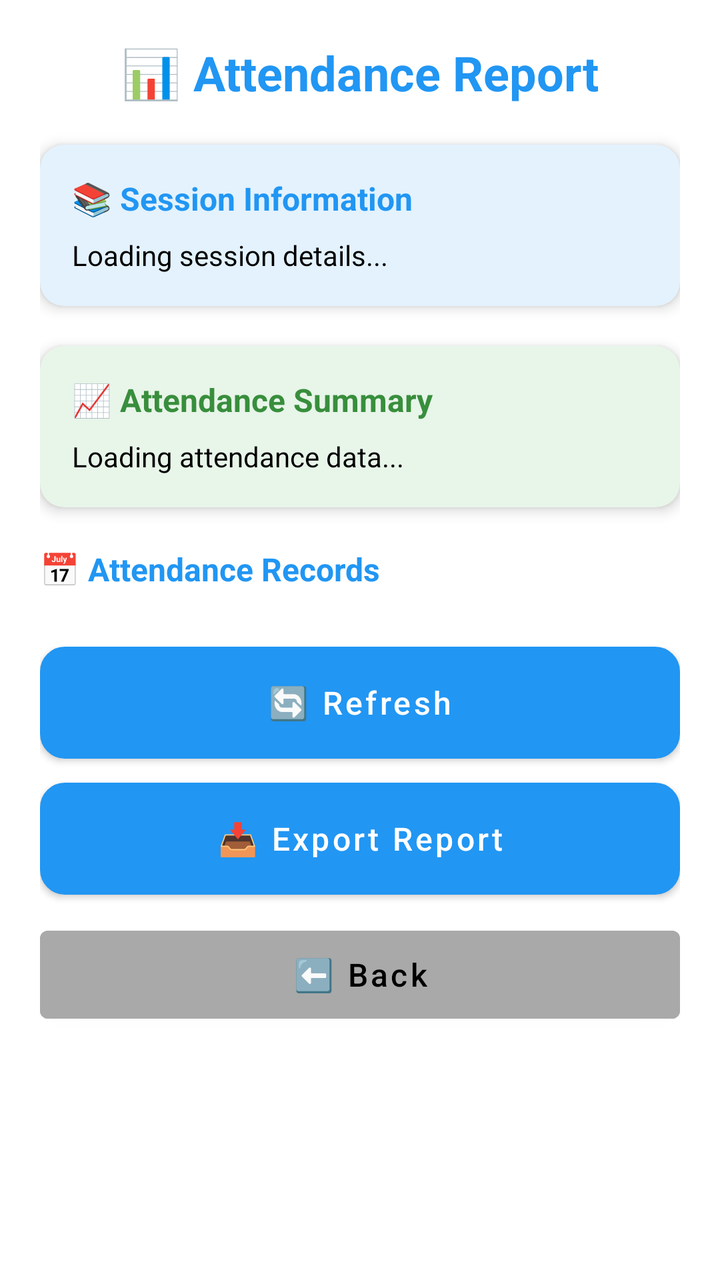
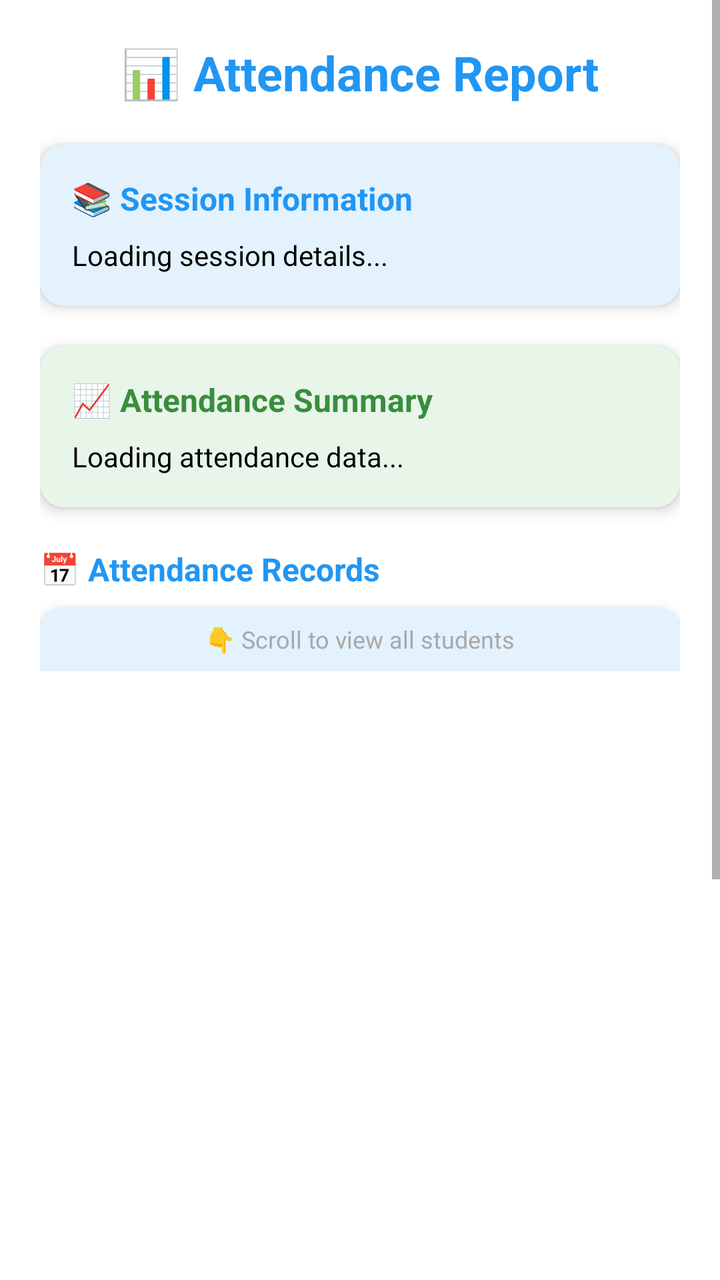

Screens rendered from an Android XML layout before and after an edit, with the pre-edit source and the edit as a unified diff.
<!-- AndroidManifest.xml: application theme Theme.SmartAttendanceSystem -->
<!-- res/layout/activity_attendance_report.xml -->
<?xml version="1.0" encoding="utf-8"?>
<ScrollView
    xmlns:android="http://schemas.android.com/apk/res/android"
    xmlns:app="http://schemas.android.com/apk/res-auto"
    xmlns:tools="http://schemas.android.com/tools"
    android:layout_width="match_parent"
    android:layout_height="match_parent"
    android:fillViewport="true"
    android:background="@color/white"
    tools:context=".AttendanceReportActivity">

    <LinearLayout
        android:layout_width="match_parent"
        android:layout_height="wrap_content"
        android:orientation="vertical"
        android:padding="20dp">

        
        <TextView
            android:layout_width="match_parent"
            android:layout_height="wrap_content"
            android:text="📊 Attendance Report"
            android:textSize="24sp"
            android:textStyle="bold"
            android:textColor="@color/main_500"
            android:textAlignment="center"
            android:layout_marginBottom="20dp" />

        
        <androidx.cardview.widget.CardView
            android:layout_width="match_parent"
            android:layout_height="wrap_content"
            app:cardCornerRadius="12dp"
            app:cardElevation="4dp"
            app:cardBackgroundColor="@color/light_blue_50"
            android:layout_marginBottom="20dp">

            <LinearLayout
                android:layout_width="match_parent"
                android:layout_height="wrap_content"
                android:orientation="vertical"
                android:padding="16dp">

                <TextView
                    android:layout_width="wrap_content"
                    android:layout_height="wrap_content"
                    android:text="📚 Session Information"
                    android:textSize="16sp"
                    android:textStyle="bold"
                    android:textColor="@color/main_500"
                    android:layout_marginBottom="8dp" />

                <TextView
                    android:id="@+id/tv_session_info"
                    android:layout_width="match_parent"
                    android:layout_height="wrap_content"
                    android:text="Loading session details..."
                    android:textColor="@color/black"
                    android:textSize="14sp"
                    android:lineSpacingExtra="2dp" />
            </LinearLayout>
        </androidx.cardview.widget.CardView>

        
        <androidx.cardview.widget.CardView
            android:layout_width="match_parent"
            android:layout_height="wrap_content"
            app:cardCornerRadius="12dp"
            app:cardElevation="4dp"
            app:cardBackgroundColor="@color/green_50"
            android:layout_marginBottom="20dp">

            <LinearLayout
                android:layout_width="match_parent"
                android:layout_height="wrap_content"
                android:orientation="vertical"
                android:padding="16dp">

                <TextView
                    android:layout_width="wrap_content"
                    android:layout_height="wrap_content"
                    android:text="📈 Attendance Summary"
                    android:textSize="16sp"
                    android:textStyle="bold"
                    android:textColor="@color/green_700"
                    android:layout_marginBottom="8dp" />

                <TextView
                    android:id="@+id/tv_attendance_summary"
                    android:layout_width="match_parent"
                    android:layout_height="wrap_content"
                    android:text="Loading attendance data..."
                    android:textColor="@color/black"
                    android:textSize="14sp"
                    android:lineSpacingExtra="2dp" />
            </LinearLayout>
        </androidx.cardview.widget.CardView>

        
        <TextView
            android:layout_width="match_parent"
            android:layout_height="wrap_content"
            android:text="📅 Attendance Records"
            android:textSize="16sp"
            android:textStyle="bold"
            android:textColor="@color/main_500"
            android:layout_marginBottom="8dp" />

        <ListView
            android:id="@+id/lv_attendance_list"
            android:layout_width="match_parent"
            android:layout_height="wrap_content"
            android:divider="@color/darker_gray"
            android:dividerHeight="0.5dp"
            android:nestedScrollingEnabled="true"
            android:layout_marginBottom="20dp" />

        
        <LinearLayout
            android:layout_width="match_parent"
            android:layout_height="wrap_content"
            android:orientation="vertical">

            <Button
                android:id="@+id/btn_refresh"
                android:layout_width="match_parent"
                android:layout_height="56dp"
                android:text="🔄 Refresh"
                android:background="@drawable/style_button"
                android:textSize="16sp"
                android:textAllCaps="false"
                android:layout_marginBottom="12dp" />

            <Button
                android:id="@+id/btn_export"
                android:layout_width="match_parent"
                android:layout_height="56dp"
                android:text="📥 Export Report"
                android:background="@drawable/style_button_secondary"
                android:textSize="16sp"
                android:textAllCaps="false"
                android:layout_marginBottom="12dp" />

            <Button
                android:id="@+id/btn_back"
                android:layout_width="match_parent"
                android:layout_height="56dp"
                android:text="⬅️ Back"
                android:backgroundTint="@color/darker_gray"
                android:textColor="@color/black"
                android:textSize="16sp"
                android:textAllCaps="false" />
        </LinearLayout>
    </LinearLayout>
</ScrollView>
<!-- resources referenced by this layout -->
<resources>
  <color name="black">#000000</color>
  <color name="darker_gray">#A9A9A9</color>
  <color name="green_50">#E8F5E9</color>
  <color name="green_700">#388E3C</color>
  <color name="light_blue_50">#E3F2FD</color>
  <color name="main_500">#2196F3</color>
  <color name="white">#FFFFFF</color>
  <!-- drawable style_button (drawable) -->
  <?xml version="1.0" encoding="utf-8"?>
  <shape xmlns:android="http://schemas.android.com/apk/res/android"
      android:shape="rectangle">
      
      <solid android:color="@color/main_500" />
      
      <corners android:radius="12dp" />
      
      <stroke
          android:width="1dp"
          android:color="@color/main_600" />
          
  </shape>
  <!-- drawable style_button_secondary (drawable) -->
  <?xml version="1.0" encoding="utf-8"?>
  <shape xmlns:android="http://schemas.android.com/apk/res/android"
      android:shape="rectangle">
      
      <solid android:color="@color/green_500" />
      
      <corners android:radius="12dp" />
      
      <stroke
          android:width="1dp"
          android:color="@color/green_700" />
          
  </shape>
  <style name="Theme.SmartAttendanceSystem" parent="Theme.MaterialComponents.DayNight.NoActionBar">
          <item name="colorPrimary">@color/main_500</item>
          <item name="colorPrimaryVariant">@color/main_700</item>
          <item name="colorOnPrimary">@color/white</item>
          <item name="colorSecondary">@color/teal_700</item>
          <item name="colorSecondaryVariant">@color/teal_200</item>
          <item name="colorOnSecondary">@color/black</item>
          <item name="android:statusBarColor" tools:targetApi="l">?attr/colorPrimaryVariant</item>
      </style>
  <color name="main_600">#1E88E5</color>
  <color name="green_500">#4CAF50</color>
  <color name="main_700">#1976D2</color>
  <color name="teal_700">#00796B</color>
  <color name="teal_200">#80CBC4</color>
</resources>

<!-- the commit's change to res/layout/activity_attendance_report.xml (unified diff, before → after) -->
@@ -96,6 +96,7 @@
             </LinearLayout>
         </androidx.cardview.widget.CardView>
 
+
         
         <TextView
             android:layout_width="match_parent"
@@ -106,14 +107,39 @@
             android:textColor="@color/main_500"
             android:layout_marginBottom="8dp" />
 
-        <ListView
-            android:id="@+id/lv_attendance_list"
+        <androidx.cardview.widget.CardView
             android:layout_width="match_parent"
-            android:layout_height="wrap_content"
-            android:divider="@color/darker_gray"
-            android:dividerHeight="0.5dp"
-            android:nestedScrollingEnabled="true"
-            android:layout_marginBottom="20dp" />
+            android:layout_height="400dp"
+            app:cardCornerRadius="12dp"
+            app:cardElevation="4dp"
+            app:cardBackgroundColor="@color/white"
+            android:layout_marginBottom="16dp">
+
+            <LinearLayout
+                android:layout_width="match_parent"
+                android:layout_height="match_parent"
+                android:orientation="vertical">
+
+                
+                <TextView
+                    android:layout_width="match_parent"
+                    android:layout_height="wrap_content"
+                    android:text="👇 Scroll to view all students"
+                    android:textSize="12sp"
+                    android:textColor="@color/darker_gray"
+                    android:textAlignment="center"
+                    android:padding="8dp"
+                    android:background="@color/light_blue_50" />
+
+                <androidx.recyclerview.widget.RecyclerView
+                    android:id="@+id/rv_attendance_list"
+                    android:layout_width="match_parent"
+                    android:layout_height="match_parent"
+                    android:scrollbars="vertical"
+                    android:fadeScrollbars="false" />
+            </LinearLayout>
+        </androidx.cardview.widget.CardView>
+
 
         
         <LinearLayout
